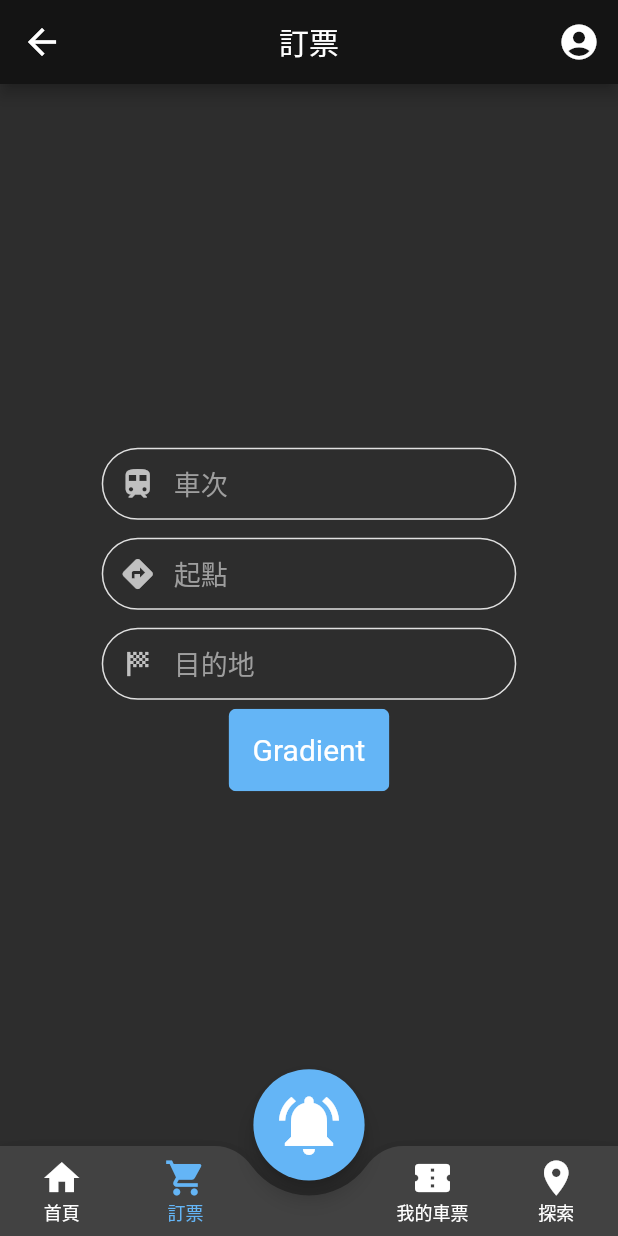
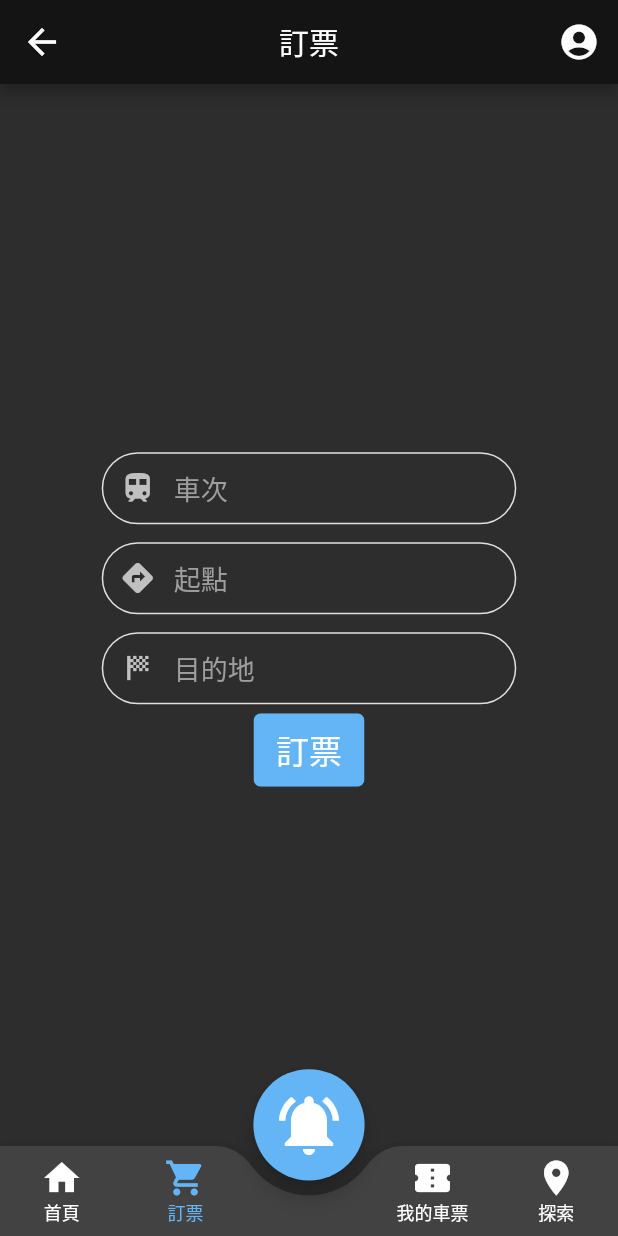
Before and after one commit to IamPurpleRed/TRA_Helper_Client, a Flutter app: the MainFrame screen opened by its route, item 2 of the bottom bar chosen, after a tap on "訂票", on a phone screen of 412 x 824 dp. Run offline on Flutter 3.47's test engine with Material 2 defaults, Android fonts, the phone set to English and light mode, and no system bars; our stand-ins replace avatar_glow, dio, flutter_spinkit, flutter_tts, package_info_plus, shared_preferences and 2 more; missing offline and left inert: dialog_flowtter; accounts and stored records are empty.

Commit message:
style: 語音互動區塊程式碼改良

```diff
--- a/lib/screens/book_ticket_page.dart
+++ b/lib/screens/book_ticket_page.dart
@@ -1,7 +1,8 @@
 import 'package:flutter/material.dart';
-import 'package:tra_helper/config/palette.dart';
 
 import '/widgets/components.dart';
+import '/config/palette.dart';
+import '/config/constants.dart';
 
 class ScheduleSearchPage extends StatefulWidget {
   ScheduleSearchPage({Key? key}) : super(key: key);
@@ -51,13 +52,16 @@ class _ScheduleSearchPageState extends State<ScheduleSearchPage> {
                     child: Container(color: Palette.secondaryColor),
                   ),
                   TextButton(
+                    child: const Text('訂票'),
+                    onPressed: () {},
                     style: TextButton.styleFrom(
-                      padding: const EdgeInsets.all(16.0),
+                      padding: const EdgeInsets.symmetric(
+                        horizontal: 15.0,
+                        vertical: 8.0,
+                      ),
                       primary: Colors.white,
-                      textStyle: const TextStyle(fontSize: 20),
+                      textStyle: const TextStyle(fontSize: Constants.buttonTextSize),
                     ),
-                    onPressed: () {},
-                    child: const Text('Gradient'),
                   ),
                 ],
               ),
--- a/lib/screens/home_page.dart
+++ b/lib/screens/home_page.dart
@@ -64,7 +64,10 @@ class _HomePageState extends State<HomePage> {
                 duration: HomePage.animateTime,
                 width: vw * 0.9,
                 height: hasVoiceInteractionField ? vh * 0.32 : 0,
-                child: SingleChildScrollView(child: VoiceInterationField(key: widget.voiceInteractionFieldKey)),
+                child: SingleChildScrollView(
+                  child: VoiceInterationField(key: widget.voiceInteractionFieldKey),
+                  physics: const BouncingScrollPhysics(),
+                ),
               ),
               SizedBox(height: vh * 0.03),
             ],
--- a/lib/widgets/voice_interaction_field.dart
+++ b/lib/widgets/voice_interaction_field.dart
@@ -1,3 +1,5 @@
+import 'dart:async';
+
 import 'package:flutter/material.dart';
 import 'package:speech_to_text/speech_to_text.dart';
 import 'package:dialog_flowtter/dialog_flowtter.dart';
@@ -71,8 +73,12 @@ class VoiceInterationFieldState extends State<VoiceInterationField> {
 
       /* INFO: 朗讀response */
       for (int i = 0; i < responseStringList.length; i++) {
+        final completer = Completer();
         await tts.speak(responseStringList[i]);
-        await tts.awaitSpeakCompletion(true);
+        tts.setCompletionHandler(() {
+          completer.complete();
+        });
+        await completer.future;
       }
     } catch (e) {
       setState(() {
@@ -128,14 +134,12 @@ class VoiceInterationFieldState extends State<VoiceInterationField> {
       if (responseStringList[i].contains('//')) {
         List<String> params = responseStringList[i].split('//');
         children.add(
-          Padding(
-            padding: EdgeInsets.only(bottom: vh * 0.01),
-            child: ConstrainedBox(
+          ConstrainedBox(
             constraints: BoxConstraints(maxWidth: vw * 0.75),
             child: ClipRRect(
               borderRadius: BorderRadius.circular(5.0),
               child: Stack(
-                  children: [
+                children: <Widget>[
                   Positioned.fill(
                     child: Container(color: Palette.primaryColor),
                   ),
@@ -155,16 +159,13 @@ class VoiceInterationFieldState extends State<VoiceInterationField> {
               ),
             ),
           ),
-          ),
         );
       }
 
       /* INFO: 一般對話框 */
       else {
         children.add(
-          Padding(
-            padding: EdgeInsets.only(bottom: vh * 0.01),
-            child: ConstrainedBox(
+          ConstrainedBox(
             constraints: BoxConstraints(maxWidth: vw * 0.75),
             child: Container(
               child: Padding(
@@ -180,9 +181,11 @@ class VoiceInterationFieldState extends State<VoiceInterationField> {
               ),
             ),
           ),
-          ),
         );
       }
+
+      /* INFO: 分隔 */
+      children.add(SizedBox(height: vh * 0.01));
     }
 
     return Column(
```
Lines whose indentation alone changed are shown as unchanged.
